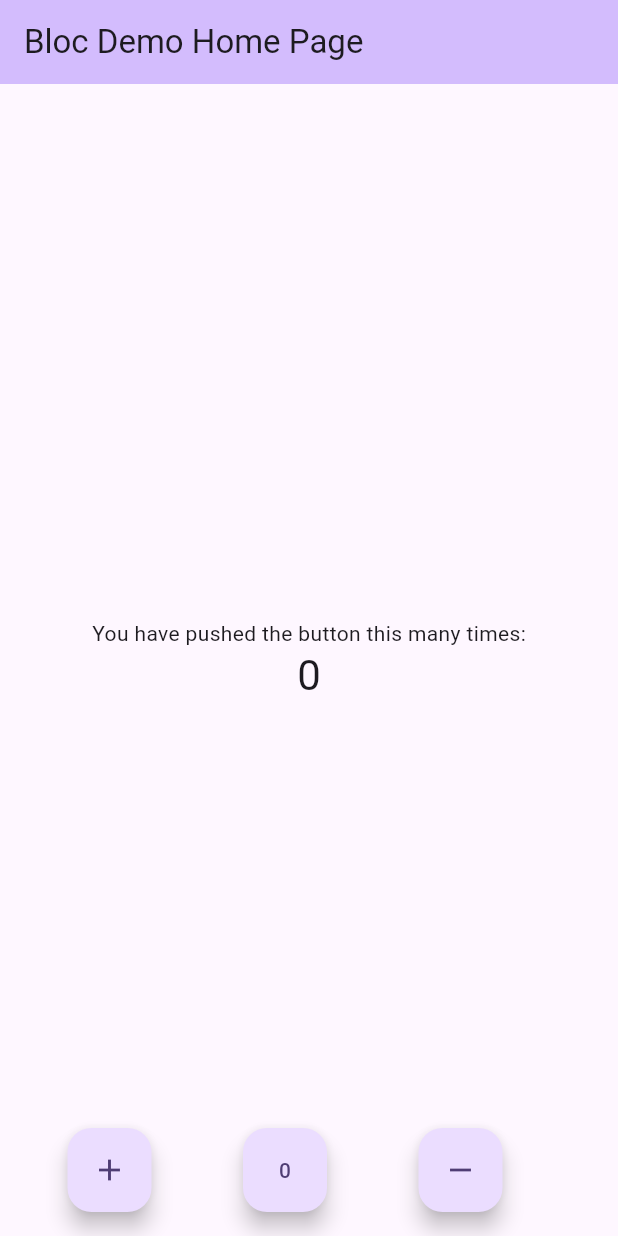
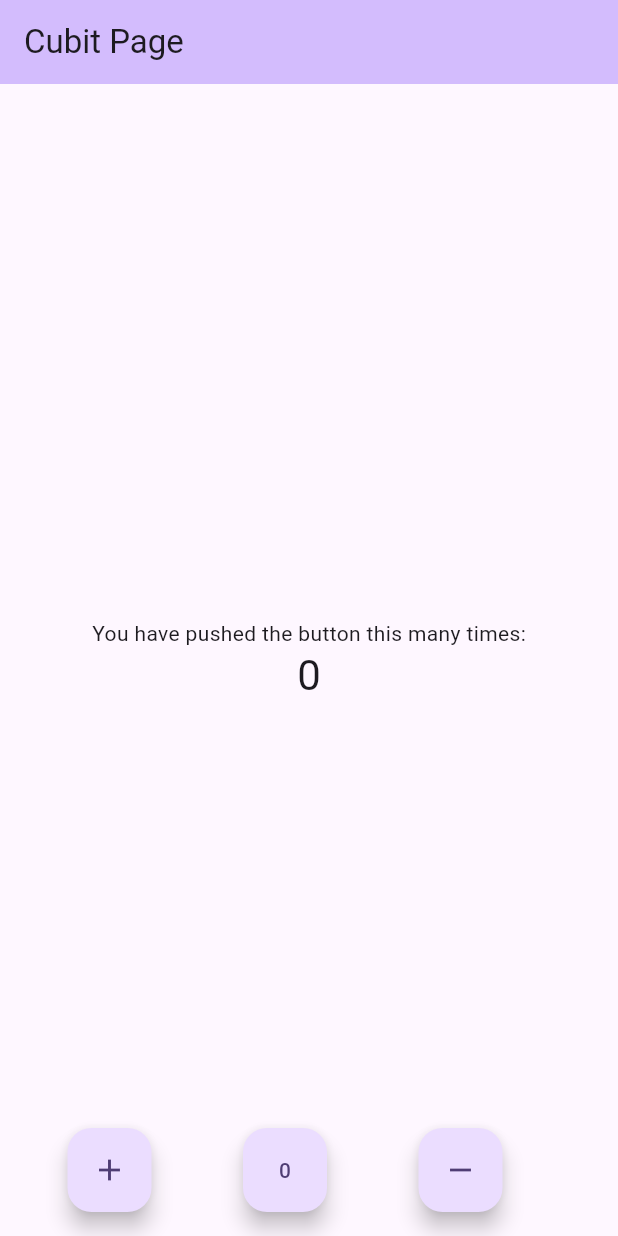
Before and after one commit to vmelia/bloc_demo, a Flutter app: the screen it shows after launch, on a phone screen of 412 x 824 dp. Run offline on Flutter 3.47's test engine with Material 2 defaults, Android fonts, the phone set to English and light mode, and no system bars; our stand-ins replace flutter_bloc.

Commit message:
Added cubit page.

```diff
--- a/lib/blocs.dart
+++ b/lib/blocs.dart
@@ -1 +1,3 @@
 export 'blocs/counter_bloc.dart';
+export 'blocs/counter_cubit.dart';
+export 'blocs/counter_state.dart';
--- /dev/null
+++ b/lib/blocs/counter_cubit.dart
@@ -0,0 +1,19 @@
+import 'package:flutter_bloc/flutter_bloc.dart';
+
+import 'counter_state.dart';
+
+class CounterCubit extends Cubit<CounterState> {
+  CounterCubit() : super(CounterState(0));
+
+  void increment() {
+    emit(CounterState(state.count + 1));
+  }
+
+  void decrement() {
+    emit(CounterState(state.count - 1));
+  }
+
+  void reset() {
+    emit(CounterState(0));
+  }
+}
--- /dev/null
+++ b/lib/blocs/counter_state.dart
@@ -0,0 +1,4 @@
+class CounterState {
+  final int count;
+  CounterState(this.count);
+}
--- a/lib/main.dart
+++ b/lib/main.dart
@@ -20,8 +20,10 @@ class MyApp extends StatelessWidget {
         useMaterial3: true,
       ),
       home: BlocProvider(
-        create: (context) => CounterBloc(),
-        child: const BlocPage(title: 'Bloc Demo Home Page'),
+        // create: (context) => CounterBloc(),
+        // child: const BlocPage(),
+        create: (context) => CounterCubit(),
+        child: const CubitPage(),
       ),
     );
   }
--- a/lib/pages/bloc_page.dart
+++ b/lib/pages/bloc_page.dart
@@ -1,19 +1,17 @@
 import 'package:flutter/material.dart';
 import 'package:flutter_bloc/flutter_bloc.dart';
-
 import '../blocs.dart';
 
 class BlocPage extends StatelessWidget {
-  const BlocPage({super.key, required this.title});
-  final String title;
+  const BlocPage({super.key});
 
   @override
   Widget build(BuildContext context) {
-    final CounterBloc counterBloc = BlocProvider.of<CounterBloc>(context);
+    final counterProvider = BlocProvider.of<CounterBloc>(context);
     return Scaffold(
       appBar: AppBar(
         backgroundColor: Theme.of(context).colorScheme.inversePrimary,
-        title: Text(title),
+        title: const Text('Bloc Page'),
       ),
       body: BlocBuilder<CounterBloc, CounterState>(
         builder: (context, state) {
@@ -32,17 +30,17 @@ class BlocPage extends StatelessWidget {
         mainAxisAlignment: MainAxisAlignment.spaceEvenly,
         children: [
           FloatingActionButton(
-            onPressed: () => counterBloc.add(IncrementEvent()),
+            onPressed: () => counterProvider.add(IncrementEvent()),
             tooltip: 'Increment',
             child: const Icon(Icons.add),
           ),
           FloatingActionButton(
-            onPressed: () => counterBloc.add(ResetEvent()),
+            onPressed: () => counterProvider.add(ResetEvent()),
             tooltip: 'Reset',
             child: const Text('0'),
           ),
           FloatingActionButton(
-            onPressed: () => counterBloc.add(DecrementEvent()),
+            onPressed: () => counterProvider.add(DecrementEvent()),
             tooltip: 'Decrement',
             child: const Icon(Icons.remove),
           ),
--- a/lib/pages/cubit_page.dart
+++ b/lib/pages/cubit_page.dart
@@ -0,0 +1,51 @@
+import 'package:flutter/material.dart';
+import 'package:flutter_bloc/flutter_bloc.dart';
+import '../blocs.dart';
+
+class CubitPage extends StatelessWidget {
+  const CubitPage({super.key});
+
+  @override
+  Widget build(BuildContext context) {
+    final counterProvider = BlocProvider.of<CounterCubit>(context);
+    return Scaffold(
+      appBar: AppBar(
+        backgroundColor: Theme.of(context).colorScheme.inversePrimary,
+        title: const Text('Cubit Page'),
+      ),
+      body: BlocBuilder<CounterCubit, CounterState>(
+        builder: (context, state) {
+          return Center(
+            child: Column(
+              mainAxisAlignment: MainAxisAlignment.center,
+              children: <Widget>[
+                const Text('You have pushed the button this many times:'),
+                Text(state.count.toString(), style: Theme.of(context).textTheme.headlineMedium),
+              ],
+            ),
+          );
+        },
+      ),
+      floatingActionButton: Row(
+        mainAxisAlignment: MainAxisAlignment.spaceEvenly,
+        children: [
+          FloatingActionButton(
+            onPressed: () => counterProvider.increment(),
+            tooltip: 'Increment',
+            child: const Icon(Icons.add),
+          ),
+          FloatingActionButton(
+            onPressed: () => counterProvider.reset(),
+            tooltip: 'Reset',
+            child: const Text('0'),
+          ),
+          FloatingActionButton(
+            onPressed: () => counterProvider.decrement(),
+            tooltip: 'Decrement',
+            child: const Icon(Icons.remove),
+          ),
+        ],
+      ),
+    );
+  }
+}
```
Also changed, not shown: lib/blocs/counter_bloc.dart (+2 -5 lines).
